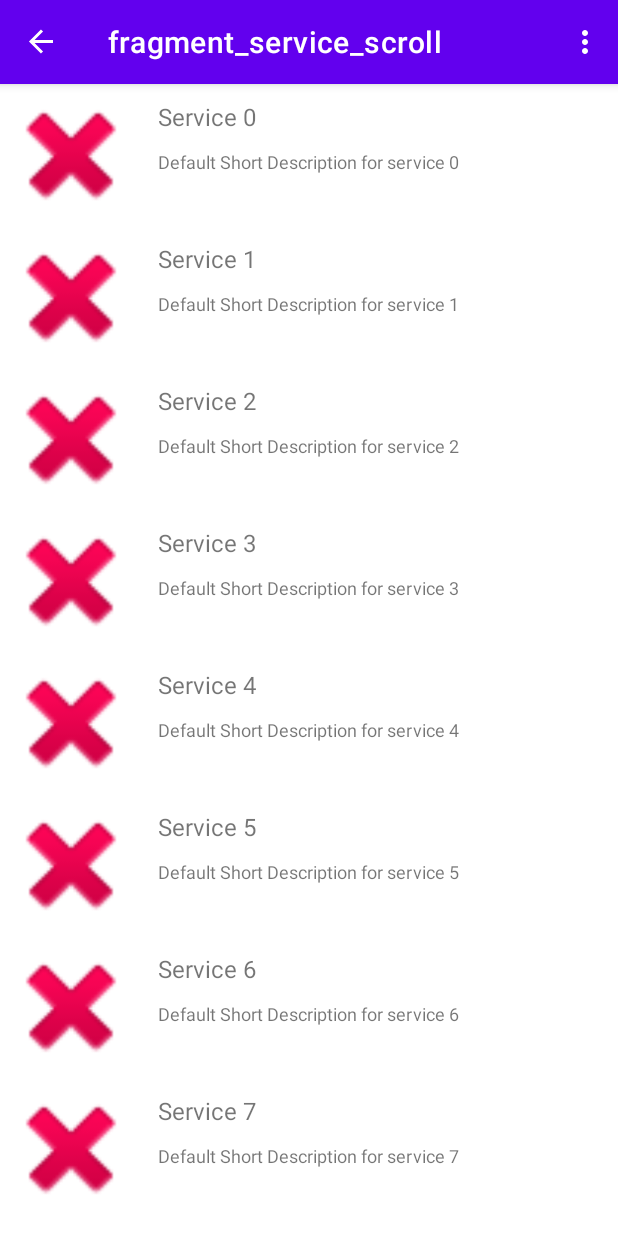
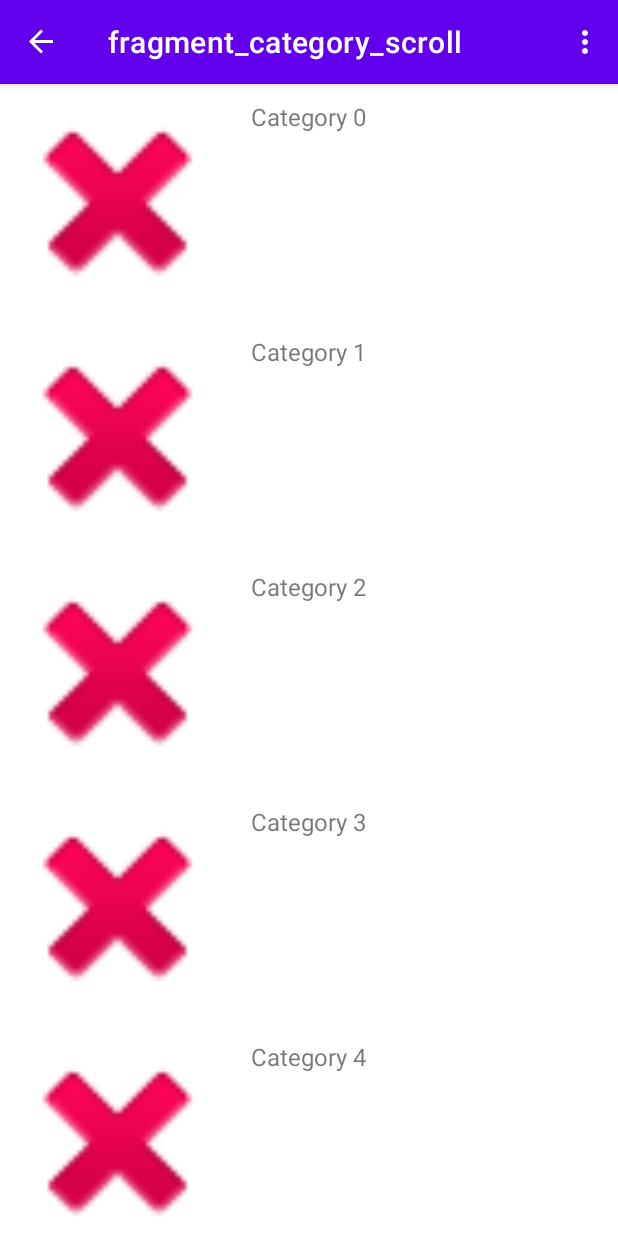
Before and after one commit to Viper272/University_Hapori-App, an Android app: the SecondFragment screen opened through its navigation route, after a tap on "ENTER APP", on a phone screen of 412 x 824 dp. Run offline under Robolectric (Android 15) with nearby library versions, the phone set to English and light mode, and no system bars; our stand-ins replace navigation-ui.

Commit message:
Created category scroll view

```diff
--- a/app/src/main/java/com/org/omicron/haporiapplication/SecondFragment.java
+++ b/app/src/main/java/com/org/omicron/haporiapplication/SecondFragment.java
@@ -48,7 +48,7 @@ public class SecondFragment extends Fragment {
             //Submit answers to local cache/analytics handler
                 submitAnswers();
             //Enter app
-            NavHostFragment.findNavController(SecondFragment.this).navigate(R.id.action_SecondFragment_to_serviceScrollFragment);
+            NavHostFragment.findNavController(SecondFragment.this).navigate(R.id.action_SecondFragment_to_categoryScrollFragment);
         });
 
         createSpinner(view, R.id.spinner_forWho, R.array.array_forWho);
--- /dev/null
+++ b/app/src/main/java/com/org/omicron/haporiapplication/categoryScroll/CategoryListItem.java
@@ -0,0 +1,20 @@
+package com.org.omicron.haporiapplication.categoryScroll;
+
+public class CategoryListItem {
+    private String categoryName;
+
+    public CategoryListItem(String categoryName) {
+        this.categoryName = categoryName;
+    }
+
+    //Getters
+    public String getCategoryName() {
+        return categoryName;
+    }
+
+    //Setters
+    public void setCategoryName(String categoryName) {
+        this.categoryName = categoryName;
+    }
+
+}
--- /dev/null
+++ b/app/src/main/java/com/org/omicron/haporiapplication/categoryScroll/CategoryScrollAdapter.java
@@ -0,0 +1,70 @@
+package com.org.omicron.haporiapplication.categoryScroll;
+
+import android.view.LayoutInflater;
+import android.view.View;
+import android.view.ViewGroup;
+import android.widget.TextView;
+
+import androidx.annotation.NonNull;
+import androidx.recyclerview.widget.RecyclerView;
+
+import com.org.omicron.haporiapplication.R;
+import com.org.omicron.haporiapplication.categoryScroll.CategoryScrollAdapter;
+import com.org.omicron.haporiapplication.categoryScroll.CategoryListItem;
+
+import java.util.List;
+
+public class CategoryScrollAdapter extends RecyclerView.Adapter<CategoryScrollAdapter.CategoryHolder>{
+    private final List<CategoryListItem> items;
+
+//    public static CategoryScrollAdapter newInstance(Context context) {
+//        List<CategoryListItem> items = new ArrayList<>();
+//        String format = context.getString(R.string.item_string);
+//        for (int i = 0; i < 100; i++) {
+//
+//        }
+//        return new CategoryScrollAdapter(items);
+//    }
+
+
+    public CategoryScrollAdapter(List<CategoryListItem> items) {
+        this.items = items;
+    }
+
+    @NonNull
+    @Override
+    public CategoryScrollAdapter.CategoryHolder onCreateViewHolder(@NonNull ViewGroup parent, int viewType) {
+        View view = LayoutInflater.from(parent.getContext()).inflate(R.layout.listitem_category_scroll, parent, false);
+        return new CategoryScrollAdapter.CategoryHolder(view);
+    }
+
+    @Override
+    public void onBindViewHolder(@NonNull CategoryScrollAdapter.CategoryHolder holder, int position) {
+        CategoryListItem item = items.get(position);
+
+        holder.setCategoryName(item.getCategoryName());
+    }
+
+    @Override
+    public int getItemCount() {
+        return items == null ? 0 : items.size();
+    }
+
+
+
+
+    public static final class CategoryHolder extends RecyclerView.ViewHolder {
+        private TextView textView_Name;
+
+        private CategoryHolder(View itemView) {
+            super(itemView);
+
+            textView_Name = itemView.findViewById(R.id.textView_CategoryName);
+        }
+
+        public void setCategoryName(String name) {
+            textView_Name.setText(name);
+        }
+
+    }
+}
--- /dev/null
+++ b/app/src/main/java/com/org/omicron/haporiapplication/categoryScroll/CategoryScrollFragment.java
@@ -0,0 +1,48 @@
+package com.org.omicron.haporiapplication.categoryScroll;
+
+import android.os.Bundle;
+
+import androidx.annotation.NonNull;
+import androidx.annotation.Nullable;
+import androidx.fragment.app.Fragment;
+import androidx.recyclerview.widget.LinearLayoutManager;
+import androidx.recyclerview.widget.RecyclerView;
+
+import android.view.LayoutInflater;
+import android.view.View;
+import android.view.ViewGroup;
+
+import com.org.omicron.haporiapplication.R;
+import com.org.omicron.haporiapplication.databinding.FragmentCategoryScrollBinding;
+
+import java.util.ArrayList;
+
+
+public class CategoryScrollFragment extends Fragment {
+    private CategoryScrollAdapter adapter;
+    private RecyclerView recyclerView;
+    private ArrayList<CategoryListItem> categoryList = new ArrayList<>();
+
+    @Override
+    public View onCreateView(LayoutInflater inflater, ViewGroup container, Bundle savedInstanceState) {
+        // Inflate the layout for this fragment
+        return FragmentCategoryScrollBinding.inflate(inflater, container, false).getRoot();
+    }
+
+    @Override
+    public void onViewCreated(@NonNull View view, @Nullable Bundle savedInstanceState) {
+        super.onViewCreated(view, savedInstanceState);
+
+        recyclerView = (RecyclerView) this.getActivity().findViewById(R.id.recyclerView);
+        recyclerView.setLayoutManager(new LinearLayoutManager(this.getContext(), LinearLayoutManager.VERTICAL, false));
+
+        adapter = new CategoryScrollAdapter(categoryList);
+        recyclerView.setAdapter(adapter);
+
+        for (int i = 0; i < 8; i++) {
+            categoryList.add(new CategoryListItem(String.format("Category %1$d", i)));
+        }
+
+        adapter.notifyDataSetChanged();
+    }
+}
--- a/app/src/main/java/com/org/omicron/haporiapplication/serviceScroll/ServiceScrollAdapter.java
+++ b/app/src/main/java/com/org/omicron/haporiapplication/serviceScroll/ServiceScrollAdapter.java
@@ -24,6 +24,7 @@ public class ServiceScrollAdapter extends RecyclerView.Adapter<ServiceScrollAdap
 //        }
 //        return new ServiceScrollAdapter(items);
 //    }
+
 
 
     public ServiceScrollAdapter(List<ServicesListItem> items) {
--- /dev/null
+++ b/app/src/main/res/layout/fragment_category_scroll.xml
@@ -0,0 +1,12 @@
+<?xml version="1.0" encoding="utf-8"?>
+<FrameLayout xmlns:android="http://schemas.android.com/apk/res/android"
+    xmlns:tools="http://schemas.android.com/tools"
+    android:layout_width="match_parent"
+    android:layout_height="match_parent"
+    tools:context=".categoryScroll.CategoryScrollFragment">
+
+    <androidx.recyclerview.widget.RecyclerView
+        android:id="@+id/recyclerView"
+        android:layout_width="match_parent"
+        android:layout_height="match_parent" />
+</FrameLayout>
--- /dev/null
+++ b/app/src/main/res/layout/listitem_category_scroll.xml
@@ -0,0 +1,36 @@
+<?xml version="1.0" encoding="utf-8"?>
+<LinearLayout xmlns:android="http://schemas.android.com/apk/res/android"
+    xmlns:app="http://schemas.android.com/apk/res-auto"
+    xmlns:tools="http://schemas.android.com/tools"
+    android:layout_width="match_parent"
+    android:layout_height="wrap_content"
+    android:orientation="horizontal">
+
+    <ImageView
+        android:id="@+id/imageView_CategoryIcon"
+        android:layout_width="0dp"
+        android:layout_height="wrap_content"
+        android:layout_weight="1"
+        android:adjustViewBounds="true"
+        android:contentDescription="@string/DEFAULT_CategoryName"
+        app:srcCompat="@android:drawable/ic_delete"
+        tools:srcCompat="@tools:sample/avatars" />
+
+    <LinearLayout
+        android:layout_width="wrap_content"
+        android:layout_height="match_parent"
+        android:layout_weight="1"
+        android:orientation="vertical"
+        android:padding="5dp">
+
+        <TextView
+            android:id="@+id/textView_CategoryName"
+            android:layout_width="match_parent"
+            android:layout_height="wrap_content"
+            android:padding="5dp"
+            android:text="@string/DEFAULT_CategoryName"
+            android:textSize="16sp" />
+
+    </LinearLayout>
+
+</LinearLayout>
--- a/app/src/main/res/navigation/nav_graph.xml
+++ b/app/src/main/res/navigation/nav_graph.xml
@@ -25,8 +25,8 @@
             android:id="@+id/action_SecondFragment_to_FirstFragment"
             app:destination="@id/FirstFragment" />
         <action
-            android:id="@+id/action_SecondFragment_to_serviceScrollFragment"
-            app:destination="@id/serviceScrollFragment" />
+            android:id="@+id/action_SecondFragment_to_categoryScrollFragment"
+            app:destination="@id/categoryScrollFragment" />
     </fragment>
     <fragment
         android:id="@+id/serviceScrollFragment"
@@ -34,7 +34,19 @@
         android:label="fragment_service_scroll"
         tools:layout="@layout/fragment_service_scroll" >
         <action
-            android:id="@+id/action_serviceScrollFragment_to_SecondFragment"
+            android:id="@+id/action_serviceScrollFragment_to_categoryScrollFragment"
+            app:destination="@id/categoryScrollFragment" />
+    </fragment>
+    <fragment
+        android:id="@+id/categoryScrollFragment"
+        android:name="com.org.omicron.haporiapplication.categoryScroll.CategoryScrollFragment"
+        android:label="fragment_category_scroll"
+        tools:layout="@layout/fragment_category_scroll" >
+        <action
+            android:id="@+id/action_categoryScrollFragment_to_serviceScrollFragment"
+            app:destination="@id/serviceScrollFragment" />
+        <action
+            android:id="@+id/action_categoryScrollFragment_to_SecondFragment"
             app:destination="@id/SecondFragment" />
     </fragment>
 </navigation>
--- a/app/src/main/res/values/strings.xml
+++ b/app/src/main/res/values/strings.xml
@@ -62,6 +62,9 @@
     <!--Service Screen -->
     <string name="DEFAULT_ServiceName">[DEFAULT: The Service Name]</string>
     <string name="DEFAULT_ServiceShortDesc">[DEFAULT: A Short Description About The Service]</string>
+
+    <!--Category Screen -->
+    <string name="DEFAULT_CategoryName">[DEFAULT: The Service Name]</string>
 
 
 
```
